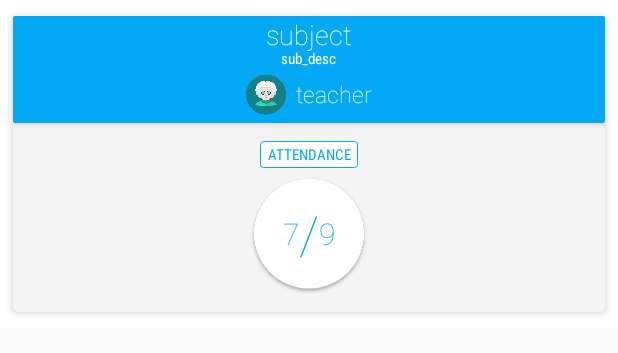
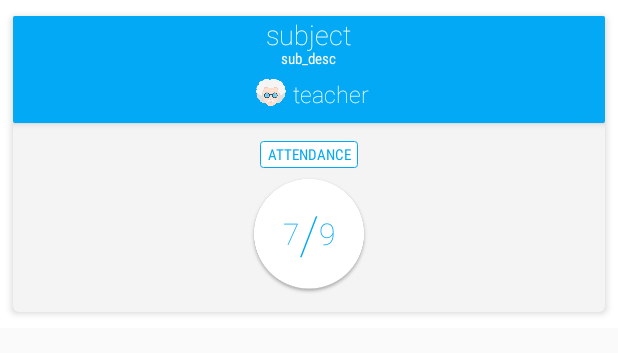
Before and after one commit to kamleshsahu/SSGI_EDRP, an Android app: the layout list_details.xml on its own in the app's theme, with its tools: preview values and no code run, on a phone screen of 412 x 824 dp. Shown: the top 353 px of the screen. Run offline under Robolectric (Android 15) with nearby library versions, the phone set to English and light mode, and no system bars.

```diff
--- a/app/src/main/res/layout/list_details.xml
+++ b/app/src/main/res/layout/list_details.xml
@@ -66,7 +66,7 @@
             <ImageView
                 android:layout_margin="0dp"
                 android:elevation="3dp"
-                android:paddingRight="3dp"
+                android:paddingRight="0dp"
                 android:src="@drawable/professor5"
                 android:layout_width="30dp"
                 android:layout_height="30dp" />
@@ -76,7 +76,7 @@
 
             android:fontFamily="sans-serif-thin"
             android:textColor="@color/white"
-            android:paddingLeft="3dp"
+            android:paddingLeft="0dp"
             android:layout_gravity="center_vertical"
             android:id="@+id/teacher"
             android:layout_width="wrap_content"
```
Also changed, not shown: app/src/main/res/drawable/professor5.png, app/src/main/res/drawable/professor6.png (added), app/src/main/res/mipmap-xxxhdpi/ic_launcher.png, app/src/main/res/mipmap-xxxhdpi/ic_launcher_round.png.
